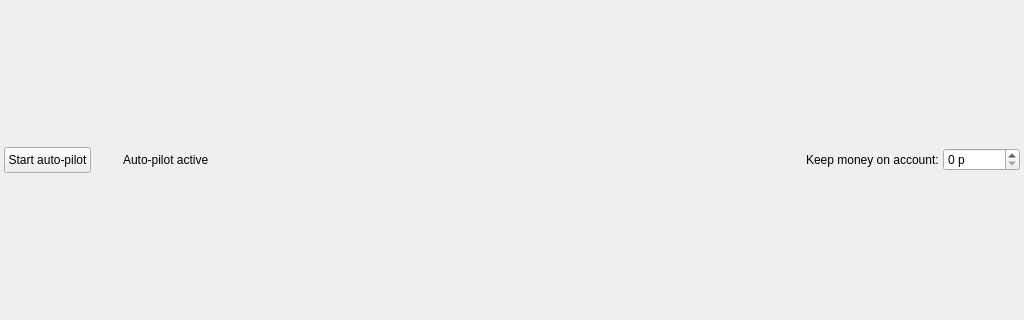
Qt form app/src/main/mainwindow.ui (Gris87/TInvestor) before a commit; both pictures show x 0 to 1024 and y 238 to 558 of the 1024 by 768 pixel window.
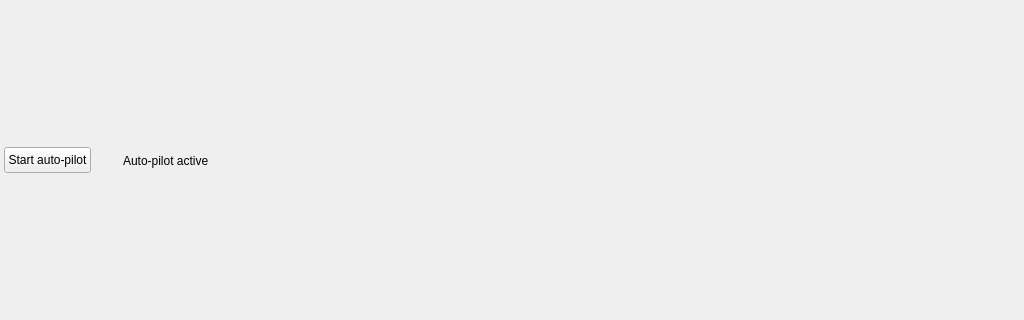
The same form after that commit. The open tabs and pages were chosen to show the change. Icons and pictures are not drawn. Custom widgets are drawn as their Qt base class.

Commit message: Remove keep money

The edit to the form file:
```diff
--- a/app/src/main/mainwindow.ui
+++ b/app/src/main/mainwindow.ui
@@ -602,23 +602,6 @@
                 </property>
                </spacer>
               </item>
-              <item>
-               <widget class="QLabel" name="label_3">
-                <property name="text">
-                 <string>Keep money on account:</string>
-                </property>
-               </widget>
-              </item>
-              <item>
-               <widget class="QSpinBox" name="keepMoneySpinBox">
-                <property name="suffix">
-                 <string notr="true"> p</string>
-                </property>
-                <property name="maximum">
-                 <number>1000000000</number>
-                </property>
-               </widget>
-              </item>
              </layout>
             </item>
             <item>
```
The commit also changes 33 other files.
